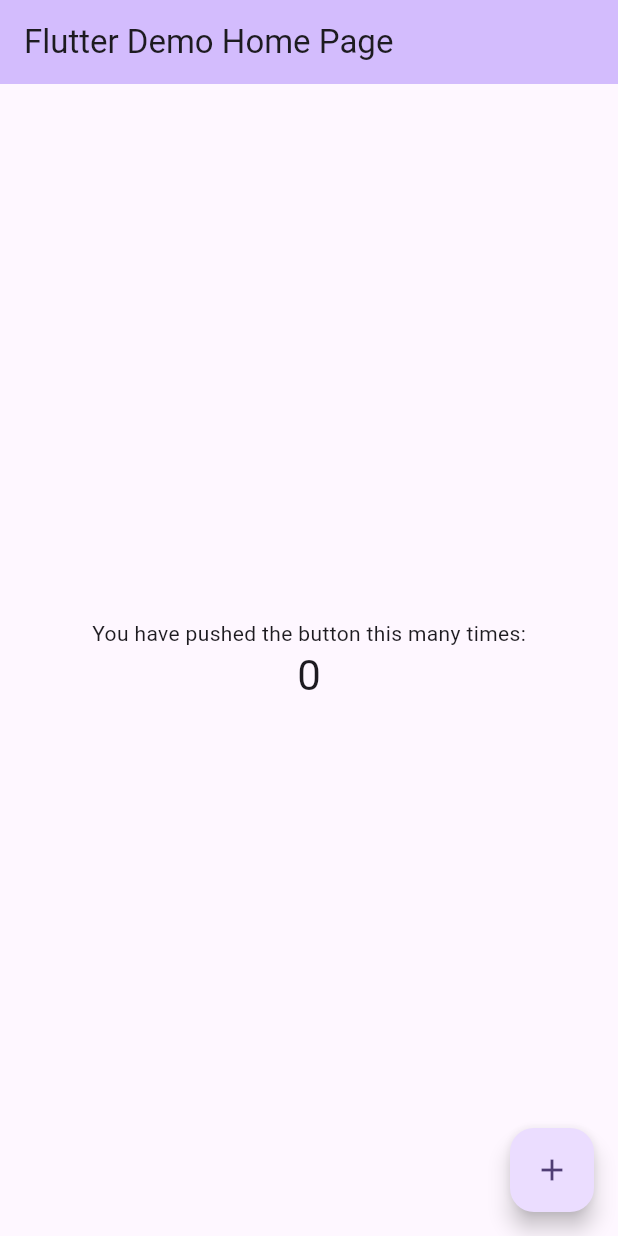
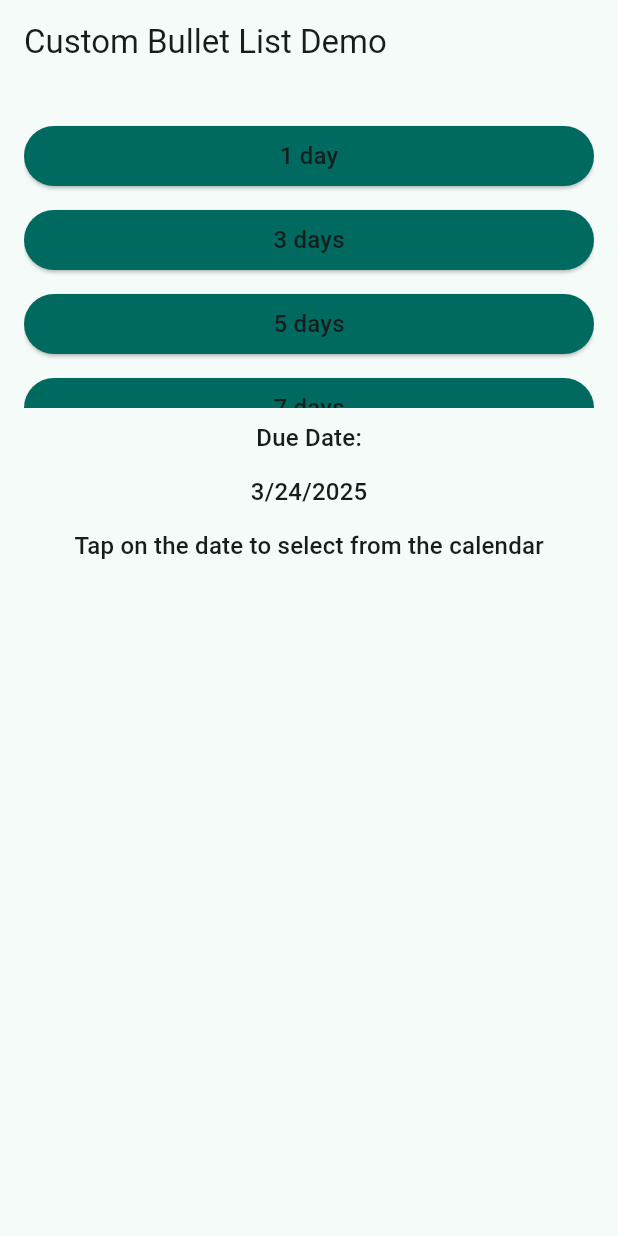
Before and after one commit to OsmanTurgut2335/BulletDateSelector, a Flutter app: the screen it shows after launch, on a phone screen of 412 x 824 dp. Run offline on Flutter 3.47's test engine with Material 3 defaults, Android fonts, the phone set to English and light mode, and no system bars.

Commit message:
updated read.me

```diff
--- a/bullet_date_selector/example/lib/main.dart
+++ b/bullet_date_selector/example/lib/main.dart
@@ -1,122 +1,39 @@
+
+import 'package:bullet_date_selector/bullet_date_selector.dart';
 import 'package:flutter/material.dart';
 
 void main() {
-  runApp(const MyApp());
+  runApp(const BulletListExampleApp());
 }
 
-class MyApp extends StatelessWidget {
-  const MyApp({super.key});
+class BulletListExampleApp extends StatelessWidget {
+  const BulletListExampleApp({super.key});
 
-  // This widget is the root of your application.
   @override
   Widget build(BuildContext context) {
     return MaterialApp(
-      title: 'Flutter Demo',
-      theme: ThemeData(
-        // This is the theme of your application.
-        //
-        // TRY THIS: Try running your application with "flutter run". You'll see
-        // the application has a purple toolbar. Then, without quitting the app,
-        // try changing the seedColor in the colorScheme below to Colors.green
-        // and then invoke "hot reload" (save your changes or press the "hot
-        // reload" button in a Flutter-supported IDE, or press "r" if you used
-        // the command line to start the app).
-        //
-        // Notice that the counter didn't reset back to zero; the application
-        // state is not lost during the reload. To reset the state, use hot
-        // restart instead.
-        //
-        // This works for code too, not just values: Most code changes can be
-        // tested with just a hot reload.
-        colorScheme: ColorScheme.fromSeed(seedColor: Colors.deepPurple),
-      ),
-      home: const MyHomePage(title: 'Flutter Demo Home Page'),
+      title: 'Bullet List Demo',
+      theme: ThemeData(colorScheme: ColorScheme.fromSeed(seedColor: Colors.teal), useMaterial3: true),
+      home: const BulletListDemoPage(),
     );
   }
 }
 
-class MyHomePage extends StatefulWidget {
-  const MyHomePage({super.key, required this.title});
-
-  // This widget is the home page of your application. It is stateful, meaning
-  // that it has a State object (defined below) that contains fields that affect
-  // how it looks.
-
-  // This class is the configuration for the state. It holds the values (in this
-  // case the title) provided by the parent (in this case the App widget) and
-  // used by the build method of the State. Fields in a Widget subclass are
-  // always marked "final".
-
-  final String title;
-
-  @override
-  State<MyHomePage> createState() => _MyHomePageState();
-}
-
-class _MyHomePageState extends State<MyHomePage> {
-  int _counter = 0;
-
-  void _incrementCounter() {
-    setState(() {
-      // This call to setState tells the Flutter framework that something has
-      // changed in this State, which causes it to rerun the build method below
-      // so that the display can reflect the updated values. If we changed
-      // _counter without calling setState(), then the build method would not be
-      // called again, and so nothing would appear to happen.
-      _counter++;
-    });
-  }
+class BulletListDemoPage extends StatelessWidget {
+  const BulletListDemoPage({super.key});
 
   @override
   Widget build(BuildContext context) {
-    // This method is rerun every time setState is called, for instance as done
-    // by the _incrementCounter method above.
-    //
-    // The Flutter framework has been optimized to make rerunning build methods
-    // fast, so that you can just rebuild anything that needs updating rather
-    // than having to individually change instances of widgets.
     return Scaffold(
-      appBar: AppBar(
-        // TRY THIS: Try changing the color here to a specific color (to
-        // Colors.amber, perhaps?) and trigger a hot reload to see the AppBar
-        // change color while the other colors stay the same.
-        backgroundColor: Theme.of(context).colorScheme.inversePrimary,
-        // Here we take the value from the MyHomePage object that was created by
-        // the App.build method, and use it to set our appbar title.
-        title: Text(widget.title),
-      ),
-      body: Center(
-        // Center is a layout widget. It takes a single child and positions it
-        // in the middle of the parent.
-        child: Column(
-          // Column is also a layout widget. It takes a list of children and
-          // arranges them vertically. By default, it sizes itself to fit its
-          // children horizontally, and tries to be as tall as its parent.
-          //
-          // Column has various properties to control how it sizes itself and
-          // how it positions its children. Here we use mainAxisAlignment to
-          // center the children vertically; the main axis here is the vertical
-          // axis because Columns are vertical (the cross axis would be
-          // horizontal).
-          //
-          // TRY THIS: Invoke "debug painting" (choose the "Toggle Debug Paint"
-          // action in the IDE, or press "p" in the console), to see the
-          // wireframe for each widget.
-          mainAxisAlignment: MainAxisAlignment.center,
-          children: <Widget>[
-            const Text('You have pushed the button this many times:'),
-            Text(
-              '$_counter',
-              style: Theme.of(context).textTheme.headlineMedium,
-            ),
-          ],
+      appBar: AppBar(title: const Text('Custom Bullet List Demo')),
+      body: Padding(
+        padding: const EdgeInsets.all(16),
+        child: BulletDateSelector(
+          onDateSelected: (date) {
+            debugPrint('User selected date: $date');
+          },
         ),
       ),
-      floatingActionButton: FloatingActionButton(
-        onPressed: _incrementCounter,
-        tooltip: 'Increment',
-        child: const Icon(Icons.add),
-      ), // This trailing comma makes auto-formatting nicer for build methods.
     );
   }
 }
--- a/bullet_date_selector/example/pubspec.yaml
+++ b/bullet_date_selector/example/pubspec.yaml
@@ -15,6 +15,8 @@ dependencies:
   flutter:
     sdk: flutter
 
+  bullet_date_selector:
+    path: ../
   # The following adds the Cupertino Icons font to your application.
   # Use with the CupertinoIcons class for iOS style icons.
   cupertino_icons: ^1.0.8
@@ -30,8 +32,6 @@ dev_dependencies:
   # rules and activating additional ones.
   flutter_lints: ^5.0.0
 
-  bullet_date_selector:
-    path: ../
 
 # For information on the generic Dart part of this file, see the
 # following page: https://dart.dev/tools/pub/pubspec
--- a/bullet_date_selector/lib/bullet_date_selector.dart
+++ b/bullet_date_selector/lib/bullet_date_selector.dart
@@ -1,5 +1,2 @@
-/// A Calculator.
-class Calculator {
-  /// Returns [value] plus 1.
-  int addOne(int value) => value + 1;
-}
+library;
+export 'src/bullet_date_selector.dart';
--- a/bullet_date_selector/lib/src/bullet_date_selector.dart
+++ b/bullet_date_selector/lib/src/bullet_date_selector.dart
@@ -7,7 +7,7 @@ import 'package:intl/intl.dart';
 /// A customizable widget that displays a list of quick-select buttons for date selection
 /// along with a date picker. By default, it uses a fixed list of slots. If the user wishes,
 /// they can supply their own slot list.
-class CustomBulletlist extends StatefulWidget {
+class BulletDateSelector extends StatefulWidget {
   /// Callback to notify the parent when a new date is selected.
   final ValueChanged<DateTime> onDateSelected;
 
@@ -57,14 +57,14 @@ class CustomBulletlist extends StatefulWidget {
   /// Optional text style for the calendar date text.
   final TextStyle? dateTextStyle;
 
-  /// Creates a [CustomBulletlist] widget.
+  /// Creates a [BulletDateSelector] widget.
   ///
   /// The [onDateSelected] parameter is required. The other parameters have default values:
   /// - [gap] defaults to 8.0,
   /// - [listHeight] defaults to 200.0,
   /// - [showTitleText] defaults to true,
   /// - [showHelperText] defaults to true.
-  const CustomBulletlist({
+  const BulletDateSelector({
     super.key,
     required this.onDateSelected,
     this.customSlotList,
@@ -83,10 +83,10 @@ class CustomBulletlist extends StatefulWidget {
   });
 
   @override
-  State<CustomBulletlist> createState() => _CustomBulletlistState();
+  State<BulletDateSelector> createState() => _BulletDateSelectorState();
 }
 
-class _CustomBulletlistState extends State<CustomBulletlist> {
+class _BulletDateSelectorState extends State<BulletDateSelector> {
   late DateTime _selectedDueDate;
 
   // Fixed default list of slots.
--- a/bullet_date_selector/pubspec.yaml
+++ b/bullet_date_selector/pubspec.yaml
@@ -20,8 +20,5 @@ dev_dependencies:
     sdk: flutter
   flutter_lints: ^5.0.0
 
-# For information on the generic Dart part of this file, see the
-# following page: https://dart.dev/tools/pub/pubspec
 
-# The following section is specific to Flutter packages.
 flutter:
```
Also changed, not shown: bullet_date_selector/assets/screenshot.png (added), bullet_date_selector/example/pubspec.lock, 4 other files.
